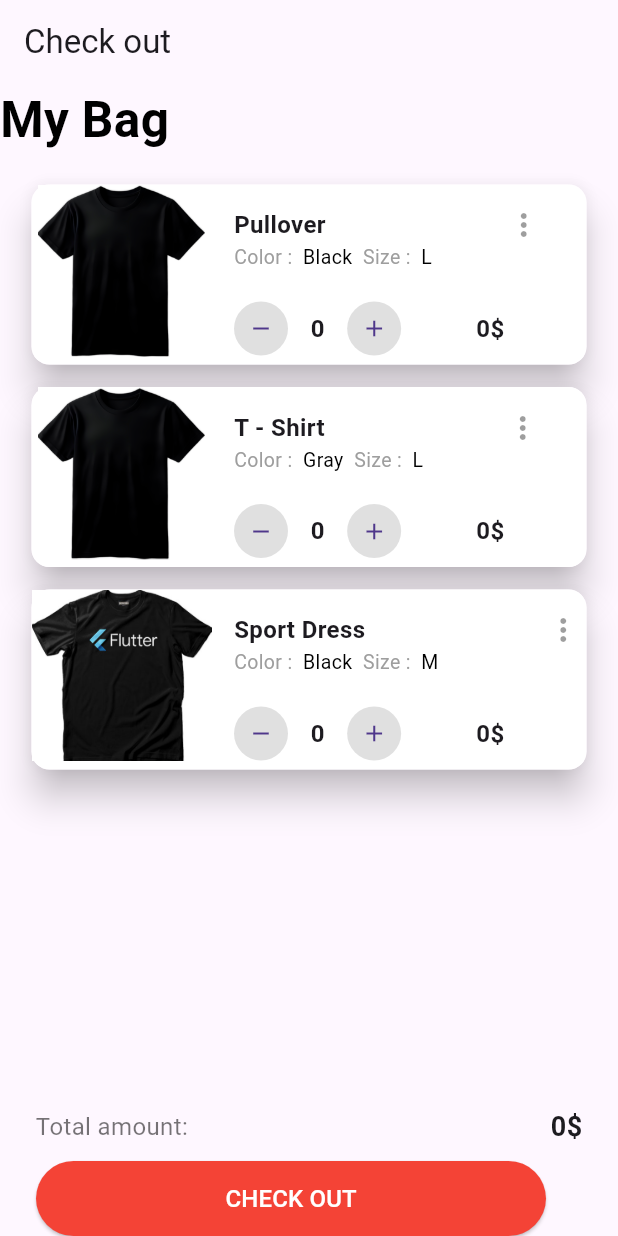
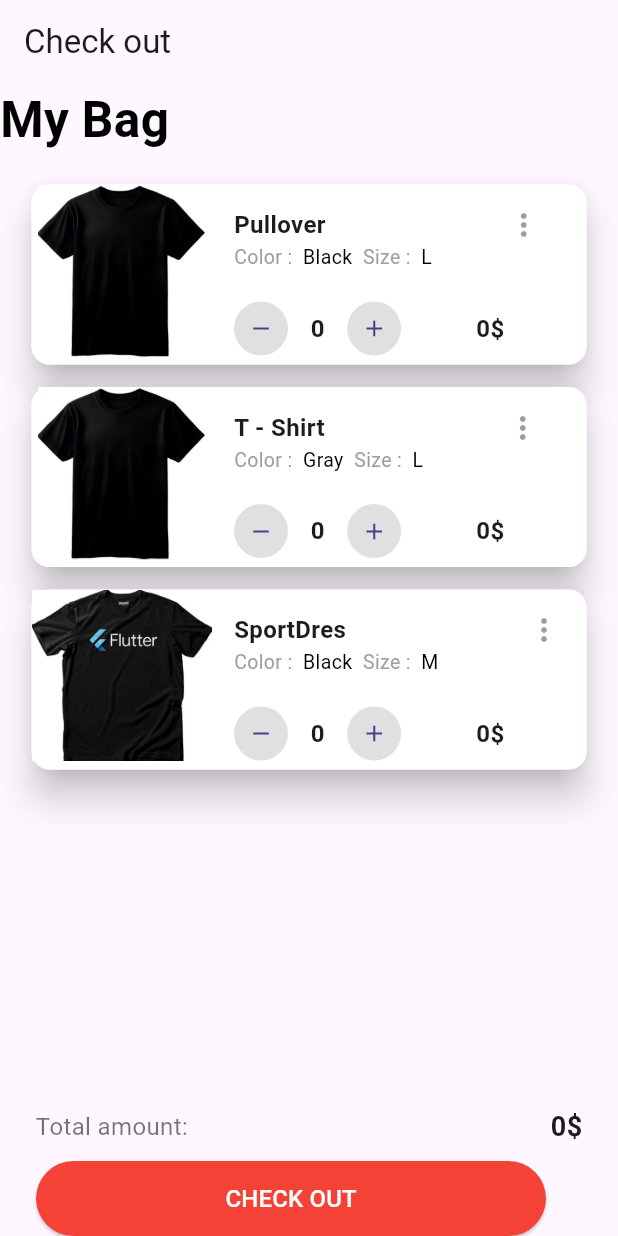
Before and after one commit to Shuvo-Khan/All_Tests, a Flutter app: the screen it shows after launch, on a phone screen of 412 x 824 dp. Run offline on Flutter 3.47's test engine with Material 3 defaults, Android fonts, the phone set to English and light mode, and no system bars.

Commit message:
second commit

```diff
--- a/lib/presentation/screens/home_screen.dart
+++ b/lib/presentation/screens/home_screen.dart
@@ -23,7 +23,7 @@ class _HomeScreenState extends State<HomeScreen> {
         price: 30,
         image: 'assets/images/blacktshirt1.png'),
     Product(
-        name: 'Sport Dress',
+        name: 'SportDres',
         color: ' Black',
         size: ' M',
         price: 43,
```
